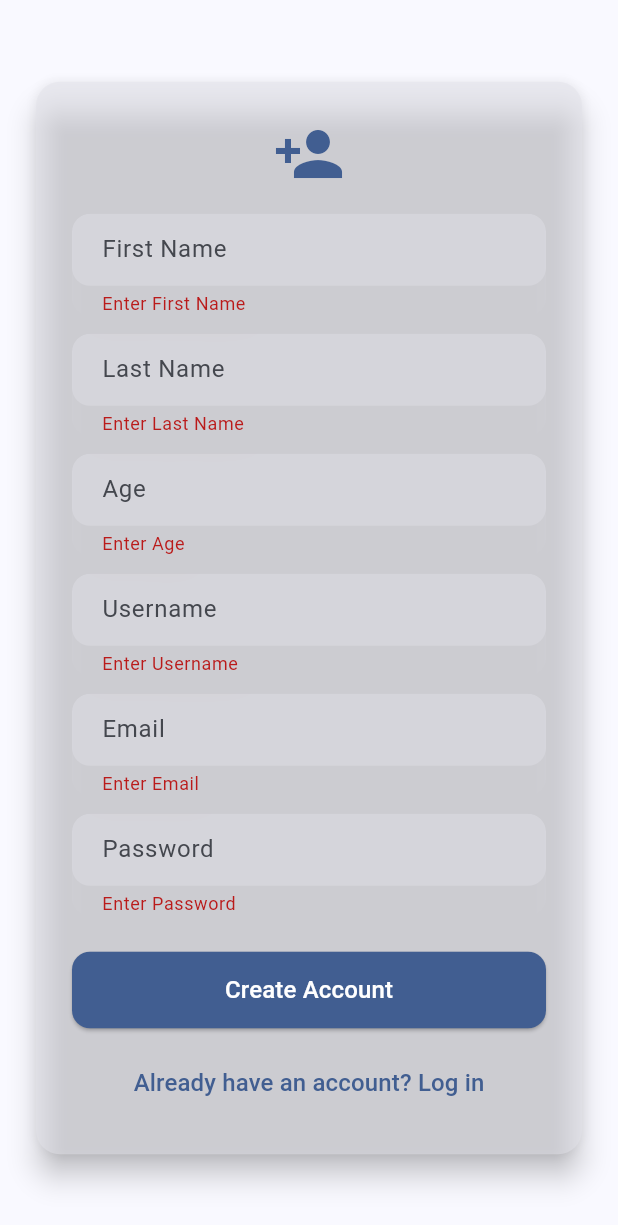
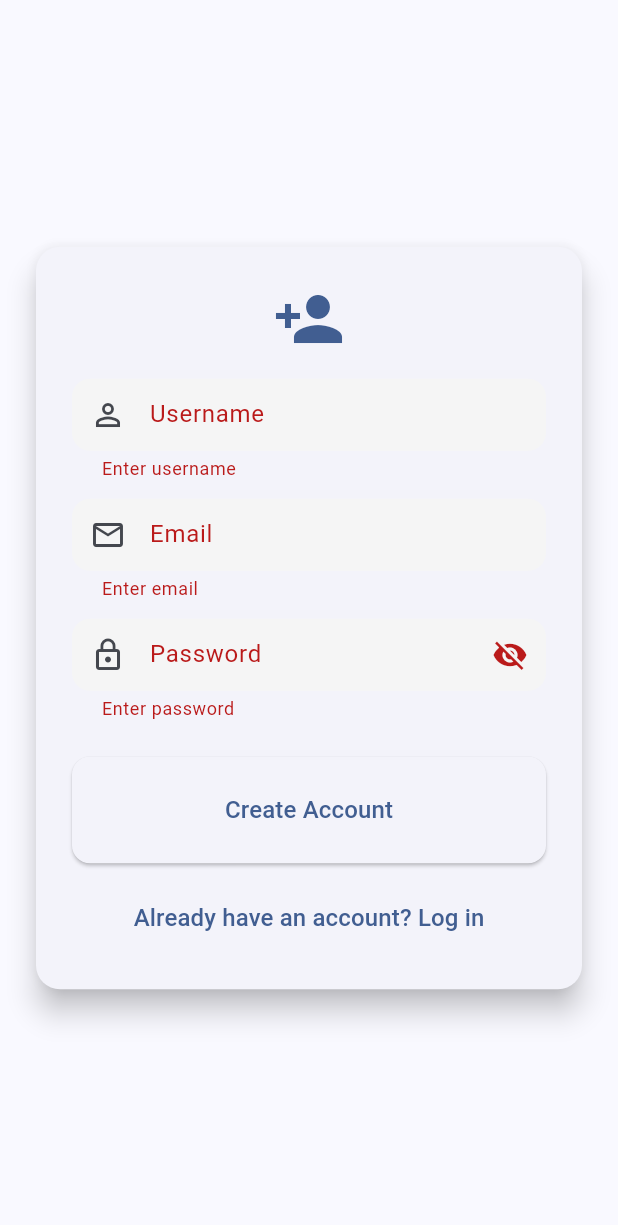
Before and after one commit to Ekenweohia/Android-assessment, a Flutter app: the SignupScreen screen opened by its route, after a tap on "Create Account", on a phone screen of 412 x 824 dp. Shown: the top 1225 px of the screen. Run offline on Flutter 3.47's test engine with Material 3 defaults, Android fonts, the phone set to English and light mode, and no system bars; our stand-ins replace dio, flutter_riverpod, freezed_annotation, go_router.

Commit message:
Update signup_screen.dart

```diff
--- a/lib/ui/auth/signup_screen.dart
+++ b/lib/ui/auth/signup_screen.dart
@@ -1,4 +1,3 @@
-import 'dart:ui';
 import 'package:flutter/material.dart';
 import 'package:flutter_riverpod/flutter_riverpod.dart';
 import 'package:go_router/go_router.dart';
@@ -12,73 +11,35 @@ class SignupScreen extends ConsumerStatefulWidget {
 }
 
 class _SignupScreenState extends ConsumerState<SignupScreen> {
-  final _firstNameCtrl = TextEditingController();
-  final _lastNameCtrl  = TextEditingController();
-  final _ageCtrl       = TextEditingController();
-  final _usernameCtrl  = TextEditingController();
-  final _emailCtrl     = TextEditingController();
-  final _pwCtrl        = TextEditingController();
-  final _formKey       = GlobalKey<FormState>();
+  final _usernameCtrl = TextEditingController();
+  final _emailCtrl    = TextEditingController();
+  final _passwordCtrl = TextEditingController();
+  final _formKey      = GlobalKey<FormState>();
+
+  bool _obscurePassword = true;
 
   @override
   void dispose() {
-    _firstNameCtrl.dispose();
-    _lastNameCtrl.dispose();
-    _ageCtrl.dispose();
     _usernameCtrl.dispose();
     _emailCtrl.dispose();
-    _pwCtrl.dispose();
+    _passwordCtrl.dispose();
     super.dispose();
-  }
-
-  Widget _glassField({
-    required String label,
-    required TextEditingController ctrl,
-    TextInputType keyboardType = TextInputType.text,
-    bool obscure = false,
-  }) {
-    final cs = Theme.of(context).colorScheme;
-    return ClipRRect(
-      borderRadius: BorderRadius.circular(12),
-      child: BackdropFilter(
-        filter: ImageFilter.blur(sigmaX: 10, sigmaY: 10),
-        child: TextFormField(
-          controller: ctrl,
-          obscureText: obscure,
-          keyboardType: keyboardType,
-          style: TextStyle(color: cs.onSurface),
-          decoration: InputDecoration(
-            labelText: label,
-            labelStyle: TextStyle(color: cs.onSurfaceVariant),
-            filled: true,
-            fillColor: cs.surfaceContainerHighest.withOpacity(0.4),
-            border: OutlineInputBorder(
-              borderRadius: BorderRadius.circular(12),
-              borderSide: BorderSide.none,
-            ),
-          ),
-          validator: (v) {
-            if (v == null || v.isEmpty) return 'Enter $label';
-            if (label == 'Age' && int.tryParse(v) == null) {
-              return 'Age must be a number';
-            }
-            return null;
-          },
-        ),
-      ),
-    );
   }
 
   @override
   Widget build(BuildContext context) {
-    final cs = Theme.of(context).colorScheme;
+    final theme     = Theme.of(context);
+    final cs        = theme.colorScheme;
     final authState = ref.watch(authVMProvider);
 
-    ref.listen<AuthState>(authVMProvider, (prev, state) {
+    // Listen for login/signup results:
+    ref.listen<AuthState>(authVMProvider, (previous, state) {
       state.whenOrNull(
-        success: (_) => context.go('/tasks'),
-        error:   (msg) => ScaffoldMessenger.of(context)
-                            .showSnackBar(SnackBar(content: Text(msg))),
+        success: (_) => GoRouter.of(context).go('/tasks'),
+        error:   (msg) {
+          ScaffoldMessenger.of(context)
+            .showSnackBar(SnackBar(content: Text(msg)));
+        },
       );
     });
 
@@ -89,99 +50,98 @@ class _SignupScreenState extends ConsumerState<SignupScreen> {
           padding: const EdgeInsets.symmetric(horizontal: 24),
           child: ConstrainedBox(
             constraints: const BoxConstraints(maxWidth: 400),
+            child: Form(
+              key: _formKey,
               child: Card(
-              color: cs.surfaceContainerHighest.withOpacity(0.5),
                 elevation: 8,
                 shape: RoundedRectangleBorder(
                   borderRadius: BorderRadius.circular(16),
                 ),
-              margin: const EdgeInsets.symmetric(vertical: 32),
+                margin: const EdgeInsets.all(0),
                 child: Padding(
                   padding: const EdgeInsets.all(24),
-                child: Form(
-                  key: _formKey,
                   child: Column(
                     mainAxisSize: MainAxisSize.min,
                     children: [
                       Icon(Icons.person_add, size: 48, color: cs.primary),
                       const SizedBox(height: 16),
 
-                      _glassField(
-                        label: 'First Name',
-                        ctrl: _firstNameCtrl,
+
+                      TextFormField(
+                        controller: _usernameCtrl,
+                        decoration: const InputDecoration(
+                          labelText: 'Username',
+                          prefixIcon: Icon(Icons.person_outline),
+                        ),
+                        textAlign: TextAlign.center,
+                        validator: (v) =>
+                            v == null || v.isEmpty ? 'Enter username' : null,
                       ),
                       const SizedBox(height: 12),
 
-                      _glassField(
-                        label: 'Last Name',
-                        ctrl: _lastNameCtrl,
+
+                      TextFormField(
+                        controller: _emailCtrl,
+                        decoration: const InputDecoration(
+                          labelText: 'Email',
+                          prefixIcon: Icon(Icons.email_outlined),
+                        ),
+                        keyboardType: TextInputType.emailAddress,
+                        textAlign: TextAlign.center,
+                        validator: (v) =>
+                            v == null || v.isEmpty ? 'Enter email' : null,
                       ),
                       const SizedBox(height: 12),
 
-                      _glassField(
-                        label: 'Age',
-                        ctrl: _ageCtrl,
-                        keyboardType: TextInputType.number,
+                      // Password with toggle
+                      TextFormField(
+                        controller: _passwordCtrl,
+                        decoration: InputDecoration(
+                          labelText: 'Password',
+                          prefixIcon: const Icon(Icons.lock_outline),
+                          suffixIcon: IconButton(
+                            icon: Icon(_obscurePassword
+                                ? Icons.visibility_off
+                                : Icons.visibility),
+                            onPressed: () => setState(() {
+                              _obscurePassword = !_obscurePassword;
+                            }),
                           ),
-                      const SizedBox(height: 12),
-
-                      _glassField(
-                        label: 'Username',
-                        ctrl: _usernameCtrl,
                         ),
-                      const SizedBox(height: 12),
-
-                      _glassField(
-                        label: 'Email',
-                        ctrl: _emailCtrl,
-                        keyboardType: TextInputType.emailAddress,
-                      ),
-                      const SizedBox(height: 12),
-
-                      _glassField(
-                        label: 'Password',
-                        ctrl: _pwCtrl,
-                        obscure: true,
+                        obscureText: _obscurePassword,
+                        textAlign: TextAlign.center,
+                        validator: (v) =>
+                            v == null || v.isEmpty ? 'Enter password' : null,
                       ),
                       const SizedBox(height: 24),
+
 
                       authState.maybeWhen(
                         loading: () => const CircularProgressIndicator(),
                         orElse: () => SizedBox(
                           width: double.infinity,
                           child: ElevatedButton(
-                            style: ElevatedButton.styleFrom(
-                              backgroundColor: cs.primary,
-                              foregroundColor: cs.onPrimary,
-                              padding: const EdgeInsets.symmetric(vertical: 14),
-                              shape: RoundedRectangleBorder(
-                                borderRadius: BorderRadius.circular(12),
+                            onPressed: () {
+                              if (_formKey.currentState!.validate()) {
+                                ref.read(authVMProvider.notifier).signup(
+                                  _usernameCtrl.text.trim(),
+                                  _emailCtrl.text.trim(),
+                                  _passwordCtrl.text.trim(),
+                                );
+                              }
+                            },
+                            child: const Padding(
+                              padding: EdgeInsets.symmetric(vertical: 12),
+                              child: Text('Create Account'),
                             ),
-                            ),
-                            onPressed: () {
-                              if (!_formKey.currentState!.validate()) return;
-
-                              ref.read(authVMProvider.notifier).signup(
-                                firstName: _firstNameCtrl.text.trim(),
-                                lastName:  _lastNameCtrl.text.trim(),
-                                age:       int.parse(_ageCtrl.text.trim()),
-                                username:  _usernameCtrl.text.trim(),
-                                email:     _emailCtrl.text.trim(),
-                                password:  _pwCtrl.text.trim(),
-                              );
-                            },
-                            child: const Text('Create Account'),
                           ),
                         ),
                       ),
 
                       const SizedBox(height: 12),
                       TextButton(
-                        onPressed: () => context.go('/login'),
-                        child: Text(
-                          'Already have an account? Log in',
-                          style: TextStyle(color: cs.primary),
-                        ),
+                        onPressed: () => GoRouter.of(context).go('/login'),
+                        child: const Text('Already have an account? Log in'),
                       ),
                     ],
                   ),
```
Lines whose indentation alone changed are shown as unchanged.
